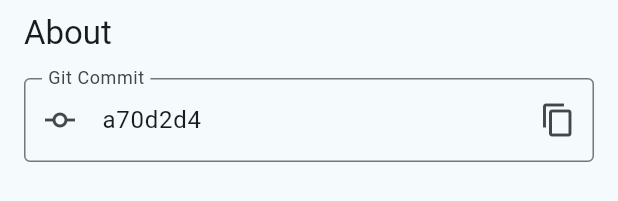
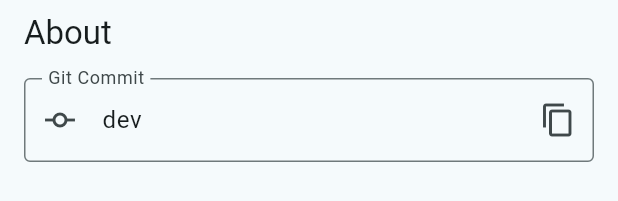
Before and after one commit to alexhokl/photos, a Flutter app: the SettingsPage widget shown alone on an empty page, opened directly, on a phone screen of 412 x 824 dp. Shown: the part 912-1113 px from the top of the screen. Run offline on Flutter 3.47's test engine with Material 3 defaults, Android fonts, the light colour scheme and no system bars; our stand-ins replace cached_network_image, fixnum, flutter_cache_manager, flutter_markdown, shared_preferences; missing offline and left inert: cronet_http, cupertino_http, exif, grpc, photo_manager, protobuf; accounts and stored records are empty; statements that could not run were skipped.

Commit message:
Modified git hash implementation to avoid hard-coded hash in code

```diff
--- /dev/null
+++ b/mobile/lib/app_config.dart
@@ -0,0 +1,6 @@
+class AppConfig {
+  static const String gitCommit = String.fromEnvironment(
+    'GIT_COMMIT',
+    defaultValue: 'dev',
+  );
+}
--- a/mobile/lib/git_info.dart
+++ /dev/null
@@ -1,4 +0,0 @@
-/// Generated file containing git commit information.
-/// Run `task git-info` to regenerate this file.
-
-const String gitCommitHash = 'a70d2d4';
--- a/mobile/lib/widgets/settings_page.dart
+++ b/mobile/lib/widgets/settings_page.dart
@@ -1,6 +1,6 @@
 import 'package:flutter/material.dart';
 import 'package:flutter/services.dart';
-import 'package:photos/git_info.dart';
+import 'package:photos/app_config.dart';
 import 'package:photos/services/library_service.dart';
 import 'package:shared_preferences/shared_preferences.dart';
 
@@ -410,7 +410,7 @@ class _SettingsPageState extends State<SettingsPage> {
           Text('About', style: Theme.of(context).textTheme.titleLarge),
           const SizedBox(height: 16),
           TextField(
-            controller: TextEditingController(text: gitCommitHash),
+            controller: TextEditingController(text: AppConfig.gitCommit),
             readOnly: true,
             decoration: InputDecoration(
               labelText: 'Git Commit',
@@ -419,7 +419,7 @@ class _SettingsPageState extends State<SettingsPage> {
               suffixIcon: IconButton(
                 icon: const Icon(Icons.copy),
                 onPressed: () {
-                  Clipboard.setData(ClipboardData(text: gitCommitHash));
+                  Clipboard.setData(ClipboardData(text: AppConfig.gitCommit));
                   ScaffoldMessenger.of(context).showSnackBar(
                     const SnackBar(
                       content: Text('Git commit hash copied to clipboard'),
```
Also changed, not shown: 1 other file.
